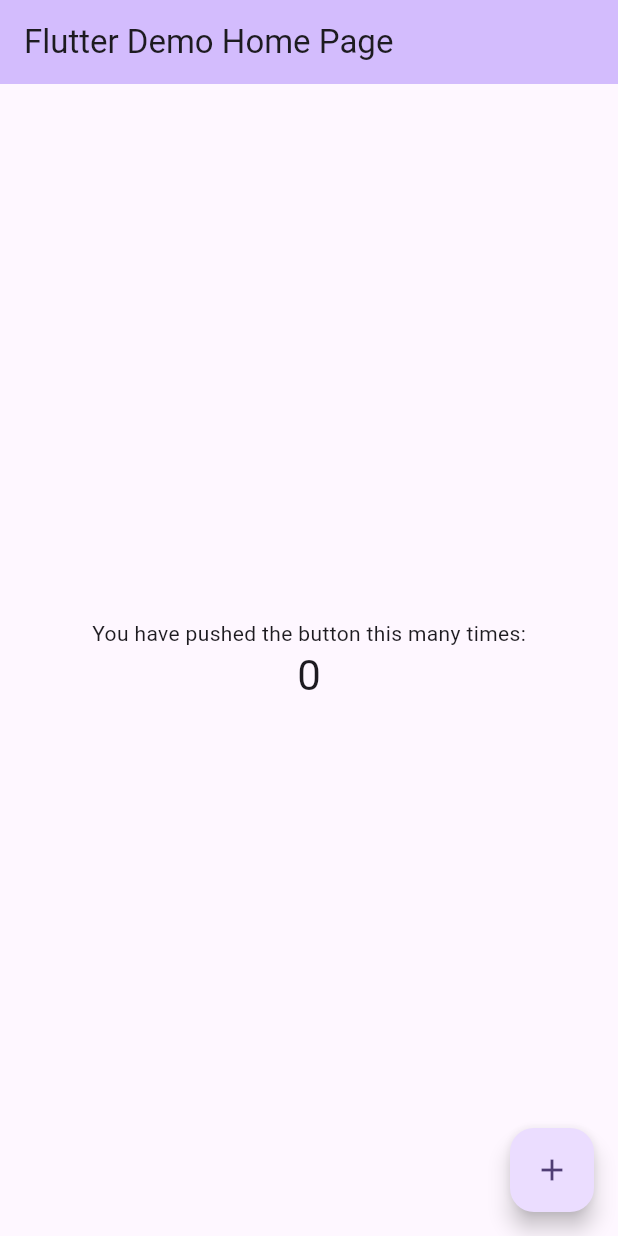
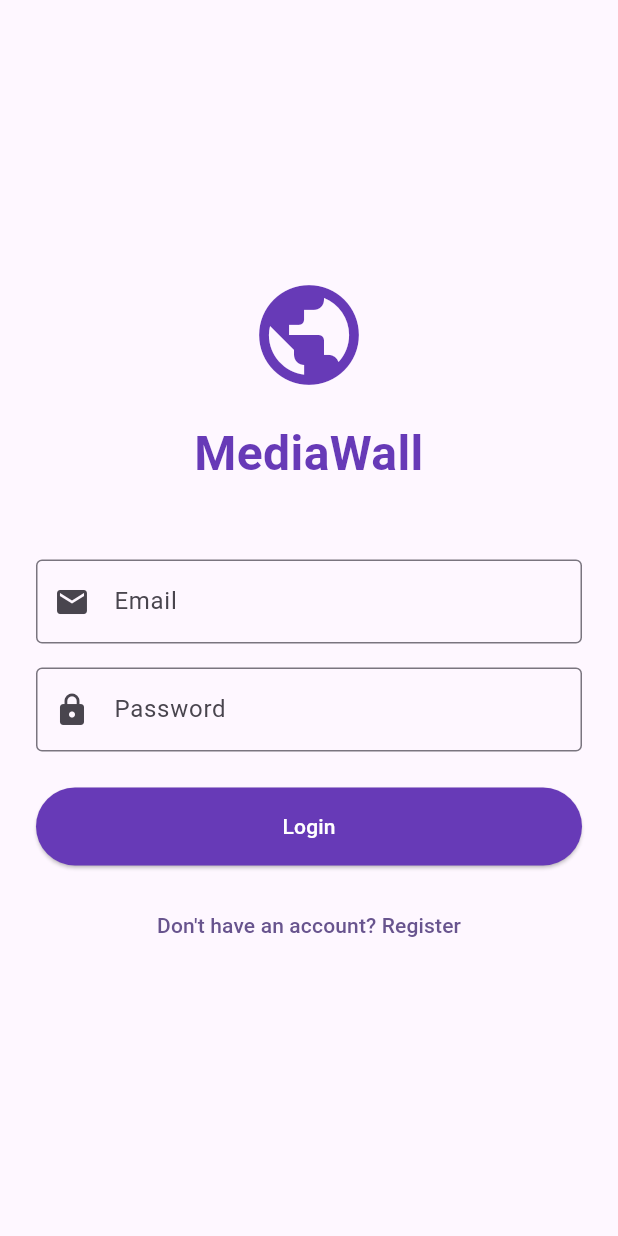
Before and after one commit to could-ai/019ae043-3846-7d8c-8e24-fd2c6bc5867e, a Flutter app: the screen it shows after launch, on a phone screen of 412 x 824 dp. Run offline on Flutter 3.47's test engine with Material 3 defaults, Android fonts, the phone set to English and light mode, and no system bars.

Commit message:
Created Post model to represent social media posts with author info, content, and interaction stats.; Created LoginScreen with email/password fields and navigation to Register or Home.; Created RegisterScreen with name, email, and password fields.; Created PostCard widget to display individual posts with interaction buttons (like, comment, repost).; Created HomeScreen with a feed of posts, functionality to like/repost, and a dialog to create new posts.; Updated main.dart to configure routes for Login, Register, and Home screens, and set the app theme.

```diff
--- a/usr/lib/main.dart
+++ b/usr/lib/main.dart
@@ -1,4 +1,7 @@
 import 'package:flutter/material.dart';
+import 'screens/login_screen.dart';
+import 'screens/register_screen.dart';
+import 'screens/home_screen.dart';
 
 void main() {
   runApp(const MyApp());
@@ -7,117 +10,25 @@ void main() {
 class MyApp extends StatelessWidget {
   const MyApp({super.key});
 
-  // This widget is the root of your application.
   @override
   Widget build(BuildContext context) {
     return MaterialApp(
-      title: 'Flutter Demo',
+      title: 'MediaWall',
       debugShowCheckedModeBanner: false,
       theme: ThemeData(
-        // This is the theme of your application.
-        //
-        // TRY THIS: Try running your application with "flutter run". You'll see
-        // the application has a purple toolbar. Then, without quitting the app,
-        // try changing the seedColor in the colorScheme below to Colors.green
-        // and then invoke "hot reload" (save your changes or press the "hot
-        // reload" button in a Flutter-supported IDE, or press "r" if you used
-        // the command line to start the app).
-        //
-        // Notice that the counter didn't reset back to zero; the application
-        // state is not lost during the reload. To reset the state, use hot
-        // restart instead.
-        //
-        // This works for code too, not just values: Most code changes can be
-        // tested with just a hot reload.
         colorScheme: ColorScheme.fromSeed(seedColor: Colors.deepPurple),
+        useMaterial3: true,
+        appBarTheme: const AppBarTheme(
+          centerTitle: true,
+          elevation: 0,
+        ),
       ),
       initialRoute: '/',
       routes: {
-        '/': (context) => const MyHomePage(title: 'Flutter Demo Home Page'),
+        '/': (context) => const LoginScreen(),
+        '/register': (context) => const RegisterScreen(),
+        '/home': (context) => const HomeScreen(),
       },
     );
   }
 }
-
-class MyHomePage extends StatefulWidget {
-  const MyHomePage({super.key, required this.title});
-
-  // This widget is the home page of your application. It is stateful, meaning
-  // that it has a State object (defined below) that contains fields that affect
-  // how it looks.
-
-  // This class is the configuration for the state. It holds the values (in this
-  // case the title) provided by the parent (in this case the App widget) and
-  // used by the build method of the State. Fields in a Widget subclass are
-  // always marked "final".
-
-  final String title;
-
-  @override
-  State<MyHomePage> createState() => _MyHomePageState();
-}
-
-class _MyHomePageState extends State<MyHomePage> {
-  int _counter = 0;
-
-  void _incrementCounter() {
-    setState(() {
-      // This call to setState tells the Flutter framework that something has
-      // changed in this State, which causes it to rerun the build method below
-      // so that the display can reflect the updated values. If we changed
-      // _counter without calling setState(), then the build method would not be
-      // called again, and so nothing would appear to happen.
-      _counter++;
-    });
-  }
-
-  @override
-  Widget build(BuildContext context) {
-    // This method is rerun every time setState is called, for instance as done
-    // by the _incrementCounter method above.
-    //
-    // The Flutter framework has been optimized to make rerunning build methods
-    // fast, so that you can just rebuild anything that needs updating rather
-    // than having to individually change instances of widgets.
-    return Scaffold(
-      appBar: AppBar(
-        // TRY THIS: Try changing the color here to a specific color (to
-        // Colors.amber, perhaps?) and trigger a hot reload to see the AppBar
-        // change color while the other colors stay the same.
-        backgroundColor: Theme.of(context).colorScheme.inversePrimary,
-        // Here we take the value from the MyHomePage object that was created by
-        // the App.build method, and use it to set our appbar title.
-        title: Text(widget.title),
-      ),
-      body: Center(
-        // Center is a layout widget. It takes a single child and positions it
-        // in the middle of the parent.
-        child: Column(
-          // Column is also a layout widget. It takes a list of children and
-          // arranges them vertically. By default, it sizes itself to fit its
-          // children horizontally, and tries to be as tall as its parent.
-          //
-          // Column has various properties to control how it sizes itself and
-          // how it positions its children. Here we use mainAxisAlignment to
-          // center the children vertically; the main axis here is the vertical
-          // axis because Columns are vertical (the cross axis would be
-          // horizontal).
-          //
-          // TRY THIS: Invoke "debug painting" (choose the "Toggle Debug Paint"
-          // action in the IDE, or press "p" in the console), to see the
-          // wireframe for each widget.
-          mainAxisAlignment: MainAxisAlignment.center,
-          children: <Widget>[
-            const Text('You have pushed the button this many times:'),
-            Text('$_counter', style: Theme.of(context).textTheme.headlineMedium),
-          ],
-        ),
-      ),
-      floatingActionButton: FloatingActionButton(
-        onPressed: _incrementCounter,
-        tooltip: 'Increment',
-        child: const Icon(Icons.add),
-      ), // This trailing comma makes auto-formatting nicer for build methods.
-    );
-  }
-}
--- /dev/null
+++ b/usr/lib/screens/login_screen.dart
@@ -0,0 +1,125 @@
+import 'package:flutter/material.dart';
+
+class LoginScreen extends StatefulWidget {
+  const LoginScreen({super.key});
+
+  @override
+  State<LoginScreen> createState() => _LoginScreenState();
+}
+
+class _LoginScreenState extends State<LoginScreen> {
+  final _formKey = GlobalKey<FormState>();
+  final _emailController = TextEditingController();
+  final _passwordController = TextEditingController();
+  bool _isLoading = false;
+
+  void _login() async {
+    if (_formKey.currentState!.validate()) {
+      setState(() {
+        _isLoading = true;
+      });
+
+      // Simulate network delay
+      await Future.delayed(const Duration(seconds: 1));
+
+      if (mounted) {
+        setState(() {
+          _isLoading = false;
+        });
+        Navigator.pushReplacementNamed(context, '/home');
+      }
+    }
+  }
+
+  @override
+  Widget build(BuildContext context) {
+    return Scaffold(
+      body: Center(
+        child: SingleChildScrollView(
+          padding: const EdgeInsets.all(24.0),
+          child: Form(
+            key: _formKey,
+            child: Column(
+              mainAxisAlignment: MainAxisAlignment.center,
+              crossAxisAlignment: CrossAxisAlignment.stretch,
+              children: [
+                const Icon(
+                  Icons.public,
+                  size: 80,
+                  color: Colors.deepPurple,
+                ),
+                const SizedBox(height: 16),
+                const Text(
+                  'MediaWall',
+                  textAlign: TextAlign.center,
+                  style: TextStyle(
+                    fontSize: 32,
+                    fontWeight: FontWeight.bold,
+                    color: Colors.deepPurple,
+                  ),
+                ),
+                const SizedBox(height: 48),
+                TextFormField(
+                  controller: _emailController,
+                  decoration: const InputDecoration(
+                    labelText: 'Email',
+                    border: OutlineInputBorder(),
+                    prefixIcon: Icon(Icons.email),
+                  ),
+                  validator: (value) {
+                    if (value == null || value.isEmpty) {
+                      return 'Please enter your email';
+                    }
+                    return null;
+                  },
+                ),
+                const SizedBox(height: 16),
+                TextFormField(
+                  controller: _passwordController,
+                  obscureText: true,
+                  decoration: const InputDecoration(
+                    labelText: 'Password',
+                    border: OutlineInputBorder(),
+                    prefixIcon: Icon(Icons.lock),
+                  ),
+                  validator: (value) {
+                    if (value == null || value.isEmpty) {
+                      return 'Please enter your password';
+                    }
+                    return null;
+                  },
+                ),
+                const SizedBox(height: 24),
+                ElevatedButton(
+                  onPressed: _isLoading ? null : _login,
+                  style: ElevatedButton.styleFrom(
+                    padding: const EdgeInsets.symmetric(vertical: 16),
+                    backgroundColor: Colors.deepPurple,
+                    foregroundColor: Colors.white,
+                  ),
+                  child: _isLoading
+                      ? const SizedBox(
+                          height: 20,
+                          width: 20,
+                          child: CircularProgressIndicator(
+                            strokeWidth: 2,
+                            color: Colors.white,
+                          ),
+                        )
+                      : const Text('Login'),
+                ),
+                const SizedBox(height: 16),
+                TextButton(
+                  onPressed: () {
+                    Navigator.pushNamed(context, '/register');
+                  },
+                  child: const Text('Don\'t have an account? Register'),
+                ),
+              ],
+            ),
+          ),
+        ),
+      ),
+    );
+  }
+}
```
Also changed, not shown: usr/lib/models/post.dart (added, +25 -0 lines), usr/lib/screens/home_screen.dart (added, +198 -0 lines), usr/lib/screens/register_screen.dart (added, +125 -0 lines), usr/lib/widgets/post_card.dart (added, +151 -0 lines).
